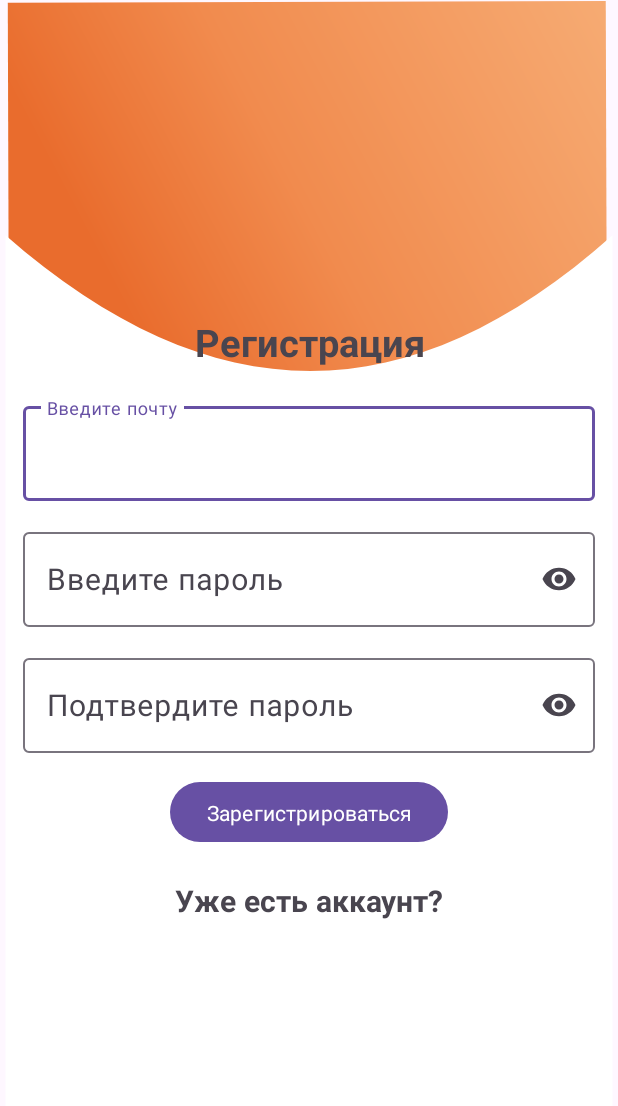
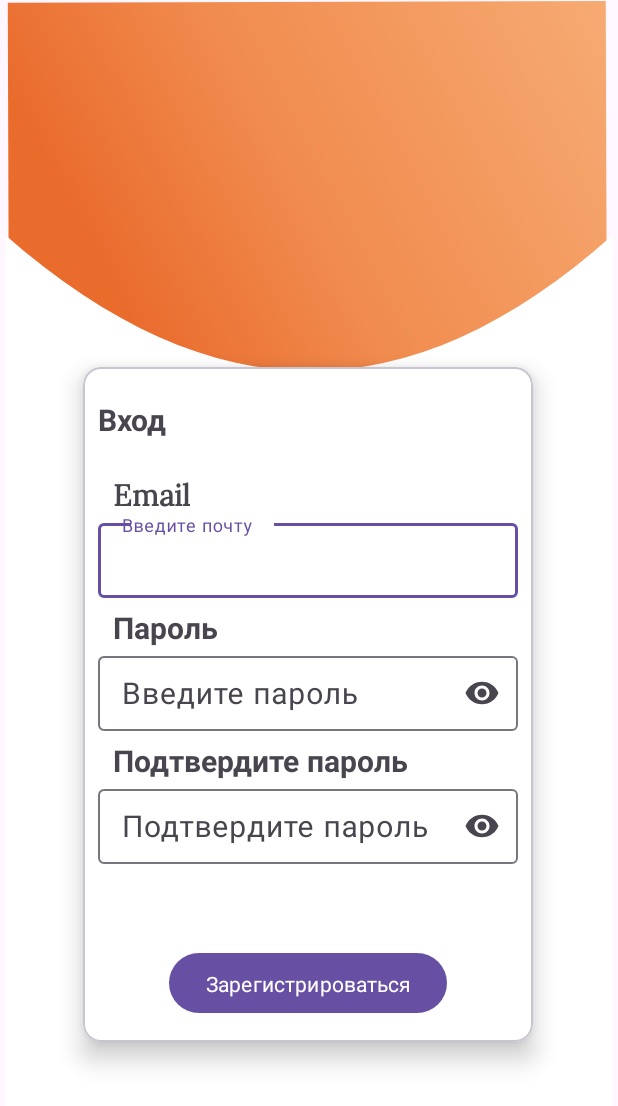
Before and after one commit to Suomi228/EDA-android-app, an Android app: the Registration screen opened directly, with no data from a screen before it, on a phone screen of 412 x 824 dp. Shown: the top 1106 px of the screen. Run offline under Robolectric (Android 15) with nearby library versions, the phone set to English and light mode, and no system bars; our stand-ins replace Firebase (no records; nobody signed in at launch, a user with empty details on screens opened directly).

Commit message:
reg xml rework

```diff
--- a/app/src/main/res/layout/activity_registration.xml
+++ b/app/src/main/res/layout/activity_registration.xml
@@ -1,6 +1,6 @@
 <?xml version="1.0" encoding="utf-8"?>
 
-<LinearLayout xmlns:android="http://schemas.android.com/apk/res/android"
+<androidx.constraintlayout.widget.ConstraintLayout xmlns:android="http://schemas.android.com/apk/res/android"
     xmlns:app="http://schemas.android.com/apk/res-auto"
     xmlns:tools="http://schemas.android.com/tools"
     android:layout_width="match_parent"
@@ -12,50 +12,122 @@
     android:padding="15dp"
     tools:context=".Login">
 
+    <com.google.android.material.card.MaterialCardView
+        android:layout_width="300dp"
+        android:layout_height="450dp"
+        android:layout_marginStart="5dp"
+        android:layout_marginEnd="5dp"
+        app:layout_constraintBottom_toBottomOf="parent"
+        app:layout_constraintEnd_toEndOf="parent"
+        app:layout_constraintHorizontal_bias="0.495"
+        app:layout_constraintStart_toStartOf="parent"
+        app:layout_constraintTop_toTopOf="parent"
+        app:layout_constraintVertical_bias="0.667"
+        app:cardBackgroundColor="@color/white"
+        app:cardElevation="10dp"
+        >
+        <LinearLayout
+            android:layout_width="match_parent"
+            android:layout_height="50dp"
+            android:orientation="horizontal"
+            >
             <TextView
-        android:id="@+id/login"
-        android:layout_width="match_parent"
+                android:id="@+id/loginNow"
+                android:layout_width="wrap_content"
                 android:layout_height="wrap_content"
-        android:layout_marginBottom="20dp"
+                android:layout_marginTop="20dp"
+                android:layout_marginStart="10dp"
                 android:fontFamily="@font/lora"
                 android:gravity="center"
-        android:text="Регистрация"
-        android:textSize="25sp"
-        android:textStyle="bold"
+                android:text="Вход"
+                android:textSize="20sp"
+                android:textStyle="bold" />
+        </LinearLayout>
+
+        <androidx.constraintlayout.widget.ConstraintLayout
+            android:layout_width="match_parent"
+            android:layout_height="match_parent">
 
 
+        </androidx.constraintlayout.widget.ConstraintLayout>
+        <LinearLayout
+            android:layout_width="match_parent"
+            android:layout_height="match_parent"
+            android:orientation="vertical"
+            android:layout_marginTop="50dp"
+            >
+
+            <TextView
+                android:id="@+id/txt_email"
+                android:layout_width="wrap_content"
+                android:layout_height="wrap_content"
+                android:text="Email"
+                android:textSize="20dp"
+                android:fontFamily="@font/lora"
+                android:textStyle="bold"
+                android:layout_marginStart="20dp"
+                android:layout_marginTop="20dp"
                 />
 
             <com.google.android.material.textfield.TextInputLayout
                 android:layout_width="match_parent"
-        android:layout_height="wrap_content">
+                android:layout_height="60dp"
+
+                >
 
                 <com.google.android.material.textfield.TextInputEditText
                     android:id="@+id/email"
                     android:layout_width="match_parent"
-            android:layout_height="wrap_content"
+                    android:layout_height="50dp"
+                    android:layout_marginStart="10dp"
+                    android:layout_marginEnd="10dp"
                     android:layout_marginBottom="15dp"
                     android:fontFamily="@font/lora"
                     android:hint="Введите почту"
                     android:textSize="20dp" />
             </com.google.android.material.textfield.TextInputLayout>
 
+            <TextView
+                android:id="@+id/txt_pass"
+                android:layout_width="wrap_content"
+                android:layout_height="wrap_content"
+                android:text="Пароль"
+                android:textSize="20dp"
+                android:fontFamily="@font/lora"
+                android:textStyle="bold"
+                android:layout_marginStart="20dp"
+                android:layout_marginTop="0dp"
+                />
+
         <com.google.android.material.textfield.TextInputLayout
             android:layout_width="match_parent"
-        android:layout_height="wrap_content"
+            android:layout_height="60dp"
             app:endIconMode="password_toggle">
 
             <com.google.android.material.textfield.TextInputEditText
                 android:id="@+id/password"
                 android:layout_width="match_parent"
-            android:layout_height="wrap_content"
+                android:layout_height="50dp"
+                android:layout_marginStart="10dp"
+                android:layout_marginEnd="10dp"
                 android:layout_marginBottom="15dp"
                 android:fontFamily="@font/lora"
                 android:hint="Введите пароль"
                 android:inputType="textPassword"
-            android:textSize="20dp" />
+                android:textSize="20dp"
+                />
         </com.google.android.material.textfield.TextInputLayout>
-
+            <TextView
+                android:id="@+id/txt_conf_pass"
+                android:layout_width="wrap_content"
+                android:layout_height="wrap_content"
+                android:text="Подтвердите пароль"
+                android:textSize="20dp"
+                android:fontFamily="@font/lora"
+                android:textStyle="bold"
+                android:layout_marginStart="20dp"
+                android:layout_marginTop="0dp"
+                />
             <com.google.android.material.textfield.TextInputLayout
                 android:layout_width="match_parent"
                 android:layout_height="wrap_content"
@@ -64,37 +136,31 @@
                 <com.google.android.material.textfield.TextInputEditText
                     android:id="@+id/password_confirm"
                     android:layout_width="match_parent"
-            android:layout_height="wrap_content"
+                    android:layout_height="50dp"
+                    android:layout_marginStart="10dp"
+                    android:layout_marginEnd="10dp"
                     android:layout_marginBottom="15dp"
                     android:fontFamily="@font/lora"
                     android:hint="Подтвердите пароль "
                     android:inputType="textPassword"
                     android:textSize="20dp" />
             </com.google.android.material.textfield.TextInputLayout>
-
             <ProgressBar
                 android:id="@+id/progress_bar"
                 android:layout_width="wrap_content"
                 android:layout_height="wrap_content"
                 android:visibility="gone" />
 
-    <Button
+            <com.google.android.material.button.MaterialButton
                 android:id="@+id/btn_register"
                 android:layout_width="wrap_content"
                 android:layout_height="wrap_content"
+                android:layout_marginTop="40dp"
                 android:fontFamily="@font/lora"
+                android:layout_gravity="center"
                 android:text="Зарегистрироваться" />
-
-    <TextView
-        android:id="@+id/loginNow"
-        android:layout_width="193dp"
-        android:layout_height="wrap_content"
-        android:layout_marginTop="20dp"
-        android:fontFamily="@font/lora"
-        android:gravity="center"
-        android:text="Уже есть аккаунт?"
-        android:textSize="20sp"
-        android:textStyle="bold" />
+        </LinearLayout>
+    </com.google.android.material.card.MaterialCardView>
 
 
-</LinearLayout>
+</androidx.constraintlayout.widget.ConstraintLayout>
--- a/app/src/main/res/values/themes.xml
+++ b/app/src/main/res/values/themes.xml
@@ -3,10 +3,12 @@
     <style name="Base.Theme.EDA" parent="Theme.Material3.DayNight.NoActionBar">
         <!-- Customize your light theme here. -->
         <!-- <item name="colorPrimary">@color/my_light_primary</item> -->
+
         <item name="android:statusBarColor">@color/orange</item>
     </style>
 
 
-    <style name="Theme.EDA" parent="Base.Theme.EDA"
-        />
+    <style name="Theme.EDA" parent="Base.Theme.EDA">
+        <item name="colorPrimary">@color/orange</item>
+    </style>
 </resources>
```
Also changed, not shown: app/src/main/res/layout/____________________.xml (deleted, +0 -353 lines). Lines whose indentation alone changed are shown as unchanged.
